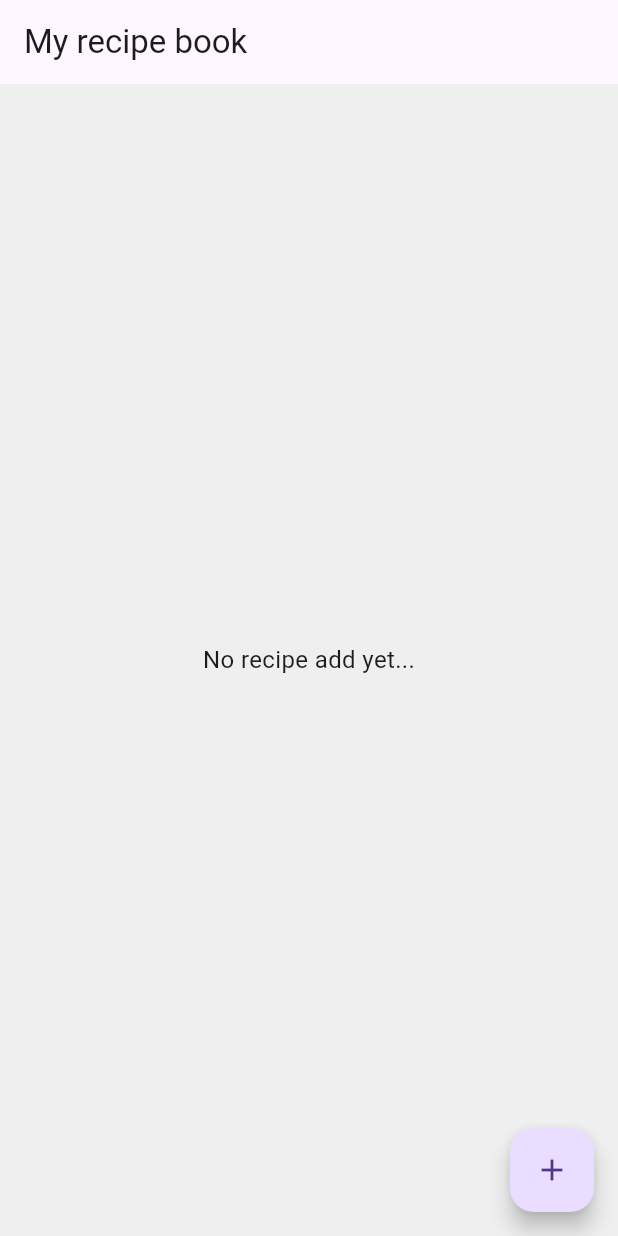
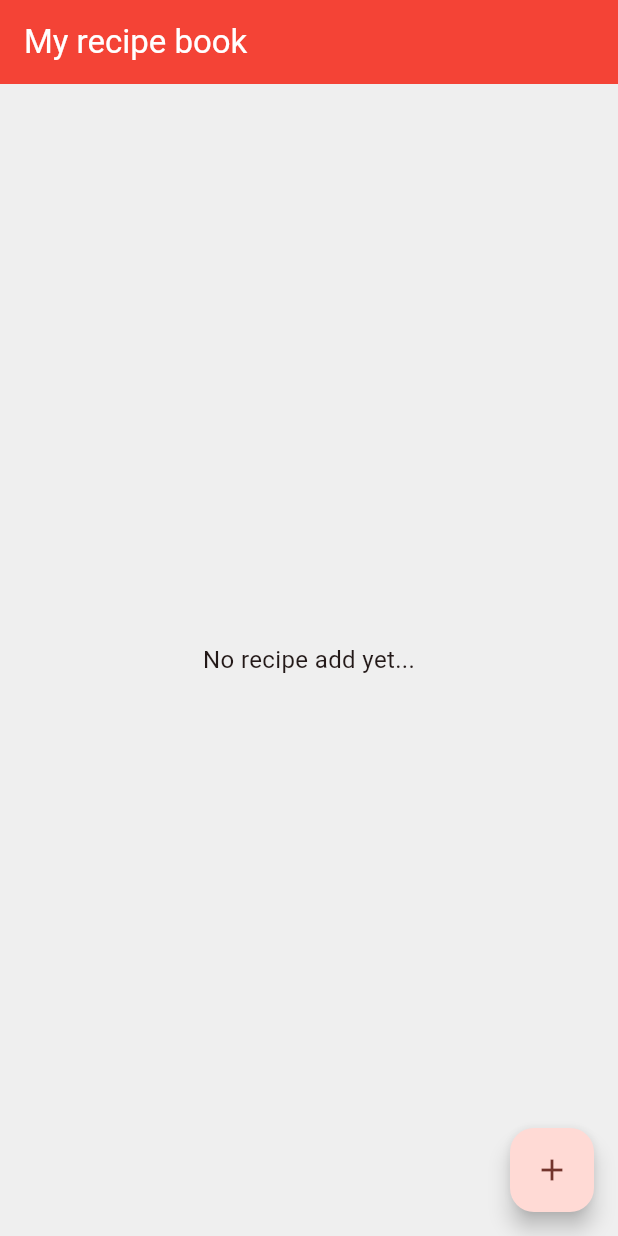
Before and after one commit to aismaniotto/recipe_book_app, a Flutter app: the screen it shows after launch, on a phone screen of 412 x 824 dp. Run offline on Flutter 3.47's test engine with Material 3 defaults, Android fonts, the phone set to English and light mode, and no system bars; our stand-ins replace easy_localization, flutter_mobx, font_awesome_flutter, get_it, mobx, sembast; generated files the repository leaves out were written again.

Commit message:
fix: color theme apply

```diff
--- a/lib/main.dart
+++ b/lib/main.dart
@@ -32,8 +32,17 @@ class MyApp extends StatelessWidget {
       onGenerateRoute: app_router.Router.generateRoute,
       title: LocaleKeys.recipe_book,
       theme: ThemeData(
-          primarySwatch: Colors.red,
+          colorSchemeSeed: Colors.red,
           scaffoldBackgroundColor: const Color(0xFFEFEFEF),
+          appBarTheme: AppBarTheme(
+            backgroundColor: Colors.red,
+            foregroundColor: Colors.white,
+          ),
+          tabBarTheme: TabBarThemeData(
+            labelColor: Colors.white,
+            unselectedLabelColor: Colors.white70,
+            indicatorColor: Colors.white,
+          ),
           textTheme: TextTheme(bodyMedium: TextStyle(fontSize: 16.0))),
       localizationsDelegates: context.localizationDelegates,
       supportedLocales: context.supportedLocales,
```
